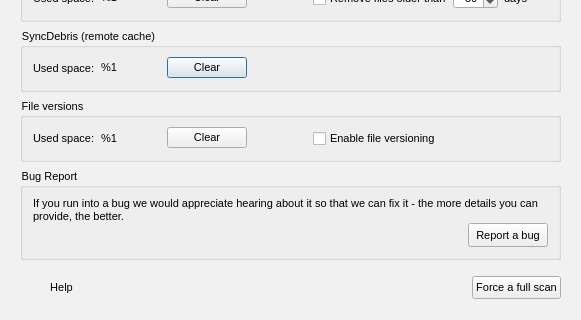
The window that src/MEGASync/gui/win/SettingsDialog.ui (meganz/MEGAsync) describes before a commit, drawn with Qt 5; both pictures show x 0 to 581 and y 367 to 687 of the 581 by 687 pixel window.
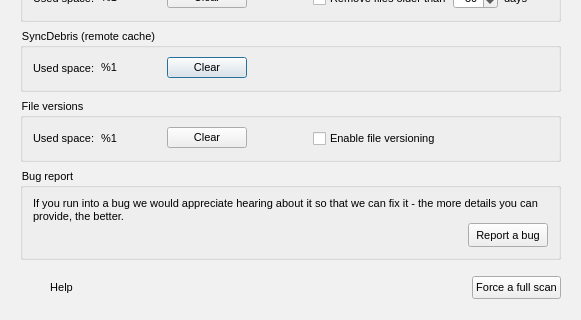
The same window after the commit. Icons and pictures are not drawn. Custom widgets are drawn as their Qt base class.

Commit message: Small UI adjustments for Settings dialog

What changed in the file:
```diff
--- a/src/MEGASync/gui/win/SettingsDialog.ui
+++ b/src/MEGASync/gui/win/SettingsDialog.ui
@@ -1058,7 +1058,7 @@
        <item>
         <widget class="QGroupBox" name="gBugReport">
          <property name="title">
-          <string>Bug Report</string>
+          <string>Bug report</string>
          </property>
          <layout class="QVBoxLayout" name="verticalLayout_5">
           <property name="spacing">
```
Left out of the diff: 14 changed lines with no effect on the pictures. The commit also changes 2 other files.
